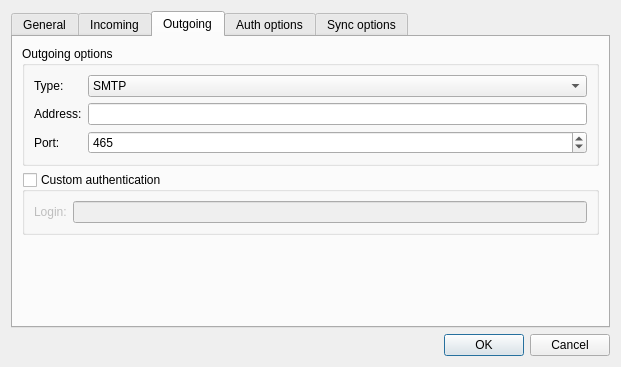
Qt form src/plugins/snails/accountconfigdialog.ui (0xd34df00d/leechcraft) before a commit.
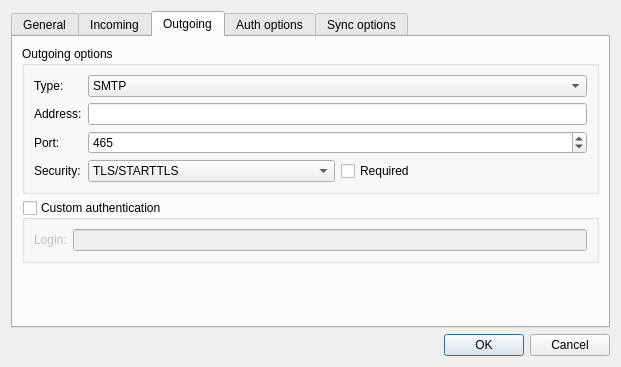
The same form after that commit. The open tabs and pages were chosen to show the change.

Patch:
```diff
--- a/src/plugins/snails/accountconfigdialog.ui
+++ b/src/plugins/snails/accountconfigdialog.ui
@@ -297,6 +297,38 @@
             </property>
            </widget>
           </item>
+          <item row="3" column="0">
+           <widget class="QLabel" name="label_15">
+            <property name="text">
+             <string>Security:</string>
+            </property>
+           </widget>
+          </item>
+          <item row="3" column="1">
+           <layout class="QHBoxLayout" name="horizontalLayout_3">
+            <item>
+             <widget class="QComboBox" name="OutSecurityType_">
+              <item>
+               <property name="text">
+                <string>TLS/STARTTLS</string>
+               </property>
+              </item>
+              <item>
+               <property name="text">
+                <string>SSL</string>
+               </property>
+              </item>
+             </widget>
+            </item>
+            <item>
+             <widget class="QCheckBox" name="OutSecurityRequired_">
+              <property name="text">
+               <string>Required</string>
+              </property>
+             </widget>
+            </item>
+           </layout>
+          </item>
          </layout>
         </widget>
        </item>
```
Left out of the diff: 2 changed lines with no effect on the pictures.
